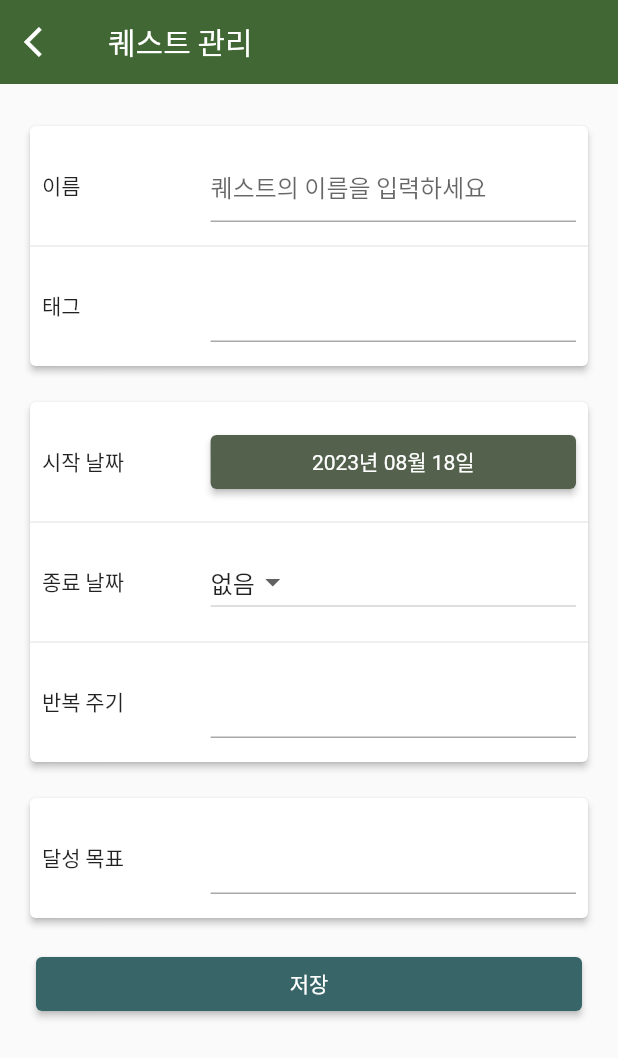
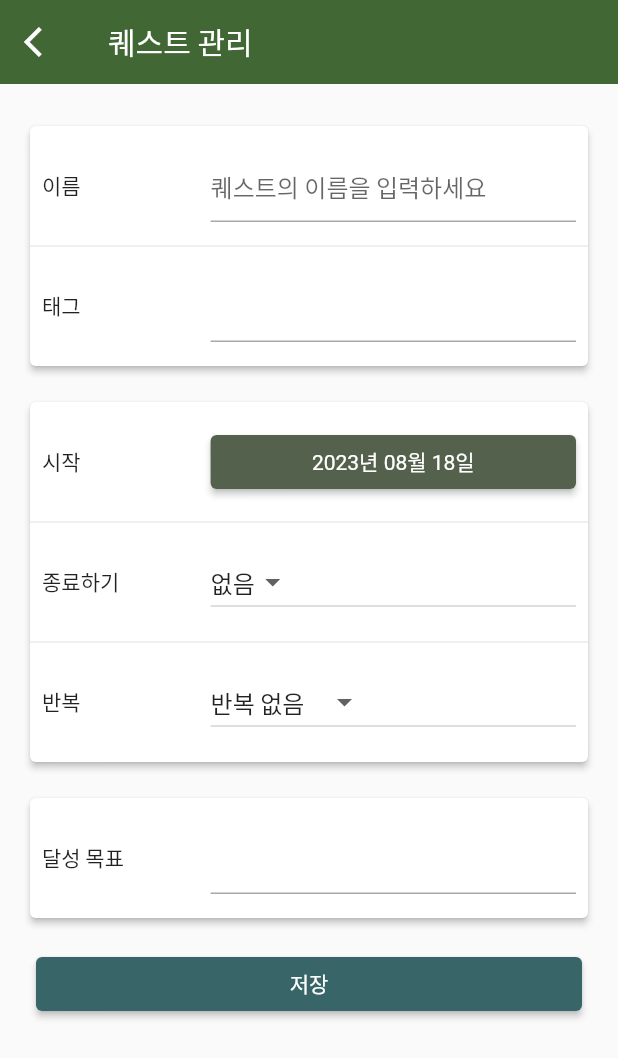
Before and after one commit to lockcept/Quelendar, a Flutter app: the QuestEditView screen opened directly, after a tap on the "edit" icon, on a phone screen of 412 x 824 dp. Shown: the top 1058 px of the screen. Run offline on Flutter 3.47's test engine with Material 2 defaults, Android fonts, the light colour scheme and no system bars; our stand-ins replace nanoid, numberpicker.

Commit message:
feat: 반복 설정

```diff
--- a/lib/item/quest_edit_view.dart
+++ b/lib/item/quest_edit_view.dart
@@ -8,6 +8,7 @@ import 'package:quest_tracker/quest.dart';
 import 'package:quest_tracker/quest_provider.dart';
 import 'package:quest_tracker/util/card_table.dart';
 import 'package:quest_tracker/util/get_format_string.dart';
+import 'package:quest_tracker/util/number_scroll_row.dart';
 
 class QuestEditView extends StatefulWidget {
   final Quest? quest;
@@ -54,6 +55,7 @@ class QuestEditViewState extends State<QuestEditView> {
     if (name.isEmpty) return "이름을 입력하세요";
     if (name.length > 16) return "이름은 16글자를 넘을 수 없습니다";
     if (tagIdList.length > 3) return "태그는 최대 3개까지 지정 가능합니다";
+    if (isFinite && endAt == null) return "종료 날짜를 선택해 주세요";
     return null;
   }
 
@@ -81,14 +83,14 @@ class QuestEditViewState extends State<QuestEditView> {
       ),
       CardTable(
         data: {
-          '시작 날짜': Text(getDateformatString(startAt)),
-          '종료 날짜': Text(endAt != null ? getDateformatString(endAt!) : "없음"),
-          '반복 주기': Text(getRepeatMessage(repeatCycle, repeatData) ?? ""),
+          '시작': Text(getDateformatString(startAt)),
+          '종료': Text(endAt != null ? getDateformatString(endAt!) : "없음"),
+          '반복': Text(getRepeatMessage(repeatCycle, repeatData) ?? ""),
         },
       ),
       CardTable(data: {
-        '달성 목표': Text(getGoalMessage(achievementType, goal)),
-        '미션 리스트': Text(missionList.toString()),
+        '목표': Text(getGoalMessage(achievementType, goal)),
+        '미션': Text(missionList.toString()),
       }),
     ];
 
@@ -109,7 +111,7 @@ class QuestEditViewState extends State<QuestEditView> {
         '태그': TextFormField(),
       }),
       CardTable(data: {
-        '시작 날짜': ElevatedButton(
+        '시작': ElevatedButton(
           style: ElevatedButton.styleFrom(
               backgroundColor: Theme.of(context).colorScheme.secondary,
               textStyle: TextStyle(
@@ -140,10 +142,7 @@ class QuestEditViewState extends State<QuestEditView> {
           },
           child: Text(getDateformatString(startAt)),
         ),
-        '종료 날짜': Column(
-          crossAxisAlignment: CrossAxisAlignment.stretch,
-          children: [
-            DropdownButton<String>(
+        '종료하기': DropdownButton<String>(
           value: isFinite ? "있음" : "없음",
           onChanged: (value) {
             setState(() {
@@ -151,6 +150,7 @@ class QuestEditViewState extends State<QuestEditView> {
                 isFinite = true;
               } else {
                 isFinite = false;
+                endAt = null;
               }
             });
           },
@@ -164,15 +164,11 @@ class QuestEditViewState extends State<QuestEditView> {
               .toList(),
         ),
         if (isFinite)
-              Container(margin: const EdgeInsets.symmetric(vertical: 10)),
-            if (isFinite)
-              ElevatedButton(
+          "종료": ElevatedButton(
             style: ElevatedButton.styleFrom(
                 backgroundColor: Theme.of(context).colorScheme.secondary,
                 textStyle: TextStyle(
-                        color: Theme.of(context)
-                            .colorScheme
-                            .onSecondaryContainer)),
+                    color: Theme.of(context).colorScheme.onSecondaryContainer)),
             onPressed: () async {
               final DateTime? pickedDate = await showDatePicker(
                 context: context,
@@ -189,12 +185,60 @@ class QuestEditViewState extends State<QuestEditView> {
                 });
               }
             },
-                child: Text(
-                    endAt != null ? getDateformatString(endAt!) : "종료 날짜 설정"),
+            child:
+                Text(endAt != null ? getDateformatString(endAt!) : "종료 날짜 설정"),
           ),
-          ],
+        '반복': DropdownButton<String>(
+          value: repeatCycle.label,
+          onChanged: (value) {
+            setState(() {
+              if (value != repeatCycle.label) repeatData = [];
+              repeatCycle = RepeatCycle.getByLabel(value!);
+            });
+          },
+          items: RepeatCycle.values
+              .map((value) {
+                return value.label;
+              })
+              .map<DropdownMenuItem<String>>(
+                (String value) => DropdownMenuItem<String>(
+                  value: value,
+                  child: Text(value),
                 ),
-        '반복 주기': TextFormField(),
+              )
+              .toList(),
+        ),
+        if (repeatCycle != RepeatCycle.none)
+          '반복 설정': () {
+            final firstElement = repeatData.isNotEmpty ? repeatData[0] : null;
+            switch (repeatCycle) {
+              case RepeatCycle.none:
+                return const Text("반복 없음");
+              case RepeatCycle.month:
+                return NumberScrollRow(
+                  defaultValue: firstElement ?? 1,
+                  onChanged: (value) => setState(() => repeatData = [value]),
+                  leadingText: '일',
+                  maxValue: 28,
+                );
+              case RepeatCycle.week:
+                return const Text("반복 없음");
+              case RepeatCycle.dayPerDays:
+                return NumberScrollRow(
+                  defaultValue: firstElement ?? 1,
+                  onChanged: (value) => setState(() => repeatData = [value]),
+                  leadingText: '일 마다',
+                  maxValue: 50,
+                );
+              case RepeatCycle.days:
+                return NumberScrollRow(
+                  defaultValue: firstElement ?? 1,
+                  onChanged: (value) => setState(() => repeatData = [value]),
+                  leadingText: '일에 걸쳐',
+                  maxValue: 50,
+                );
+            }
+          }()
       }),
       CardTable(data: {
         '달성 목표': TextFormField(),
--- a/lib/item/quest_item.dart
+++ b/lib/item/quest_item.dart
@@ -5,6 +5,7 @@ import 'package:quest_tracker/quest.dart';
 import 'package:quest_tracker/quest_provider.dart';
 
 String? getRepeatMessage(RepeatCycle repeatCycle, List<int> repeatData) {
+  try {
     switch (repeatCycle) {
       case RepeatCycle.none:
         return "반복 없음";
@@ -23,6 +24,9 @@ String? getRepeatMessage(RepeatCycle repeatCycle, List<int> repeatData) {
         return "매월 ${repeatData[0]}일";
     }
     return null;
+  } catch (e) {
+    return null;
+  }
 }
 
 String getGoalMessage(AchievementType achievementType, int goal) {
--- a/lib/quest.dart
+++ b/lib/quest.dart
@@ -54,14 +54,20 @@ class Tag {
 }
 
 enum RepeatCycle {
-  month('month'),
-  week('week'),
-  days('days'),
-  dayPerDays('dayPerDays'),
-  none('none');
+  month('month', "매달"),
+  week('week', "매주"),
+  dayPerDays('dayPerDays', "며칠마다"),
+  days('days', "며칠에 걸쳐"),
+  none('none', "반복 없음");
 
-  const RepeatCycle(this.type);
+  const RepeatCycle(this.type, this.label);
   final String type;
+  final String label;
+
+  factory RepeatCycle.getByLabel(String label) {
+    return RepeatCycle.values.firstWhere((value) => value.label == label,
+        orElse: () => RepeatCycle.none);
+  }
 }
 
 class Quest {
--- a/pubspec.yaml
+++ b/pubspec.yaml
@@ -10,6 +10,7 @@ dependencies:
   nanoid: 1.0.0
   provider: 6.0.5
   intl: 0.18.1
+  numberpicker: 2.1.2
 dev_dependencies:
   flutter_test:
     sdk: flutter
```
Also changed, not shown: lib/util/number_scroll_row.dart (added, +52 -0 lines), pubspec.lock. Lines whose indentation alone changed are shown as unchanged.
